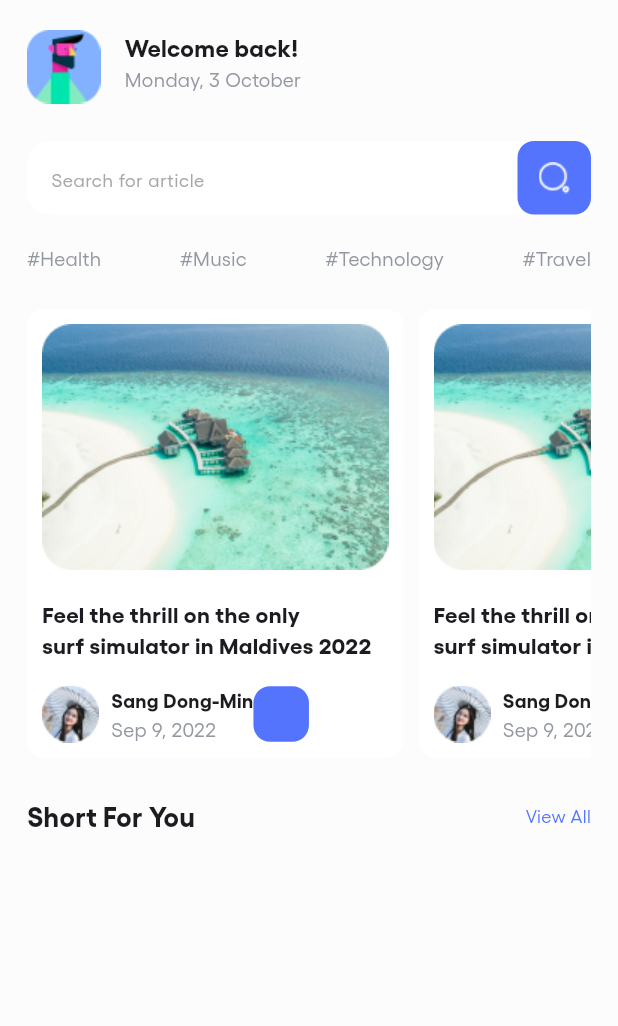
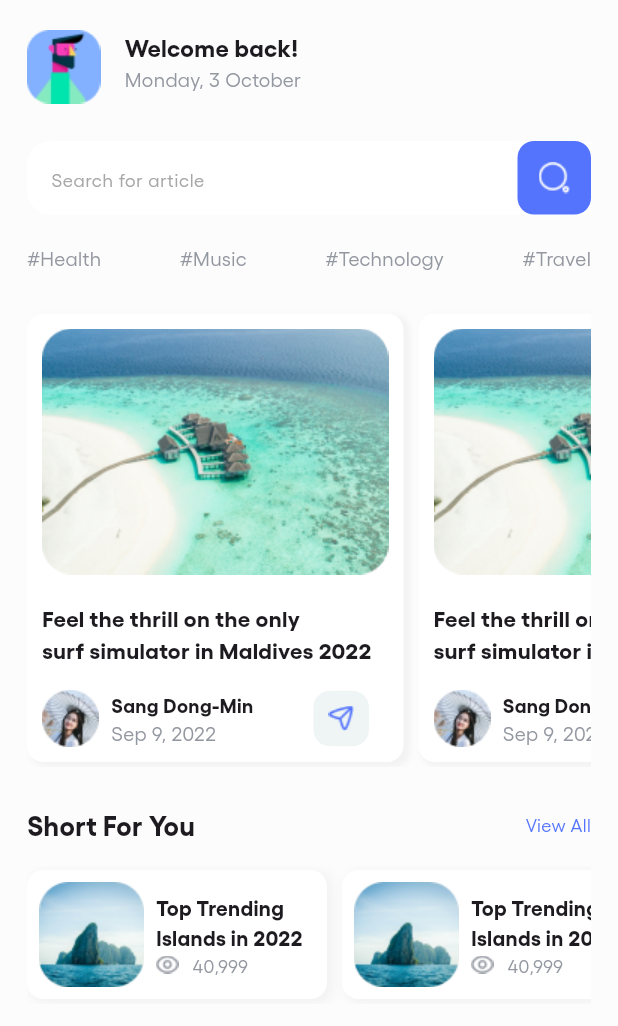
Before and after one commit to mfroche/news_app, a Flutter app: the screen it shows after launch, on a phone screen of 412 x 824 dp. Shown: the top 1026 px of the screen. Run offline on Flutter 3.47's test engine with Material 2 defaults, Android fonts, the phone set to English and light mode, and no system bars.

Commit message:
added shadows on card

```diff
--- a/lib/article_card.dart
+++ b/lib/article_card.dart
@@ -9,9 +9,18 @@ class ArticleCard extends StatelessWidget {
   Widget build(BuildContext context) {
     return Container(
       padding: EdgeInsets.all(10),
+      margin: EdgeInsets.fromLTRB(0, 3, 0, 3),
       decoration: BoxDecoration(
         color: Color(0xFFFFFFFF),
         borderRadius: BorderRadius.circular(11),
+        boxShadow: [
+          BoxShadow(
+            color: Colors.black45.withOpacity(0.04),
+            spreadRadius: 1,
+            blurRadius: 3,
+            offset: Offset(3, 2), // changes position of shadow
+          ),
+        ],
       ),
       child: Column(
         crossAxisAlignment: CrossAxisAlignment.start,
@@ -27,9 +36,9 @@ class ArticleCard extends StatelessWidget {
           ),
           SizedBox(height: 17),
           Row(
+            mainAxisAlignment: MainAxisAlignment.spaceBetween,
             children: [
               Row(
-                mainAxisAlignment: MainAxisAlignment.spaceBetween,
                 children: [
                   Padding(
                     padding: const EdgeInsets.fromLTRB(0, 0, 8, 0),
@@ -56,12 +65,13 @@ class ArticleCard extends StatelessWidget {
                   )
                 ],
               ),
+              SizedBox(width: 40),
               Container(
                 height: 37,
                 width: 37,
                 padding: const EdgeInsets.fromLTRB(0, 0, 0, 0),
                 decoration: BoxDecoration(
-                  color: const Color(0xFF5474FD),
+                  color: const Color(0xFFEFF5F4),
                   borderRadius: BorderRadius.circular(11),
                 ),
                 child: Center(child: Image.asset("assets/icons/message.png")),
--- a/lib/home_page.dart
+++ b/lib/home_page.dart
@@ -3,6 +3,7 @@ import 'package:news_app/article_card.dart';
 import 'package:news_app/hashtag_section.dart';
 import 'package:news_app/header_home_page.dart';
 import 'package:news_app/search_bar_home_page.dart';
+import 'package:news_app/shorts_card.dart';
 import 'package:news_app/shorts_header.dart';
 
 class HomePage extends StatelessWidget {
@@ -17,7 +18,7 @@ class HomePage extends StatelessWidget {
       body: SafeArea(
         child: Container(
           padding: const EdgeInsets.fromLTRB(18, 0, 18, 0),
-          child: const SingleChildScrollView(
+          child: SingleChildScrollView(
             child: Column(
               children: [
                 SizedBox(height: 20),
@@ -38,7 +39,18 @@ class HomePage extends StatelessWidget {
                   ),
                 ),
                 SizedBox(height: 25),
-                ShortsHeader()
+                ShortsHeader(),
+                SizedBox(height: 15),
+                SingleChildScrollView(
+                  scrollDirection: Axis.horizontal,
+                  child: Row(
+                    children: [
+                      ShortsCard(),
+                      SizedBox(width: 10),
+                      ShortsCard(),
+                    ],
+                  ),
+                ),
               ],
             ),
           ),
--- /dev/null
+++ b/lib/shorts_card.dart
@@ -0,0 +1,63 @@
+import 'package:flutter/material.dart';
+
+class ShortsCard extends StatelessWidget {
+  const ShortsCard({
+    super.key,
+  });
+
+  @override
+  Widget build(BuildContext context) {
+    return Row(
+      children: [
+        Container(
+          width: 200,
+          padding: EdgeInsets.all(8),
+          margin: EdgeInsets.fromLTRB(0, 3, 0, 3),
+          decoration: BoxDecoration(
+            color: Color(0xFFFFFFFF),
+            borderRadius: BorderRadius.circular(11),
+            boxShadow: [
+              BoxShadow(
+                color: Colors.black45.withOpacity(0.04),
+                spreadRadius: 1,
+                blurRadius: 6,
+                offset: Offset(3, 2), // changes position of shadow
+              ),
+            ],
+          ),
+          child: Row(
+            mainAxisAlignment: MainAxisAlignment.start,
+            children: [
+              Image.asset("assets/images/short.png"),
+              SizedBox(width: 8),
+              Column(
+                crossAxisAlignment: CrossAxisAlignment.start,
+                children: [
+                  Text(
+                    'Top Trending\nIslands in 2022',
+                    style: TextStyle(
+                      fontSize: 14,
+                      fontWeight: FontWeight.bold,
+                    ),
+                  ),
+                  Row(
+                    children: [
+                      Image.asset("assets/icons/seen.png"),
+                      Text(
+                        '   40,999',
+                        style: TextStyle(
+                          color: Color(0xFF9397A0),
+                          fontSize: 12,
+                        ),
+                      ),
+                    ],
+                  )
+                ],
+              )
+            ],
+          ),
+        )
+      ],
+    );
+  }
+}
```
Also changed, not shown: assets/icons/b1.png (added), assets/icons/b2.png (added), assets/icons/b3.png (added), assets/icons/b4.png (added), assets/icons/seen.png (added), assets/images/short.png (added).
